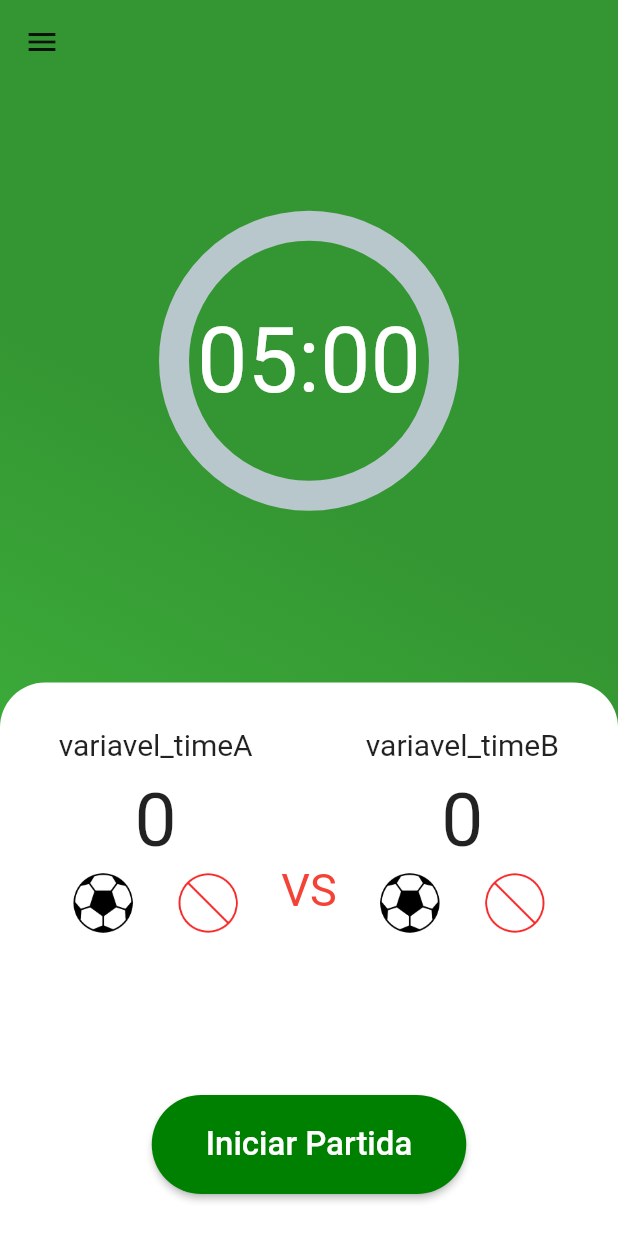
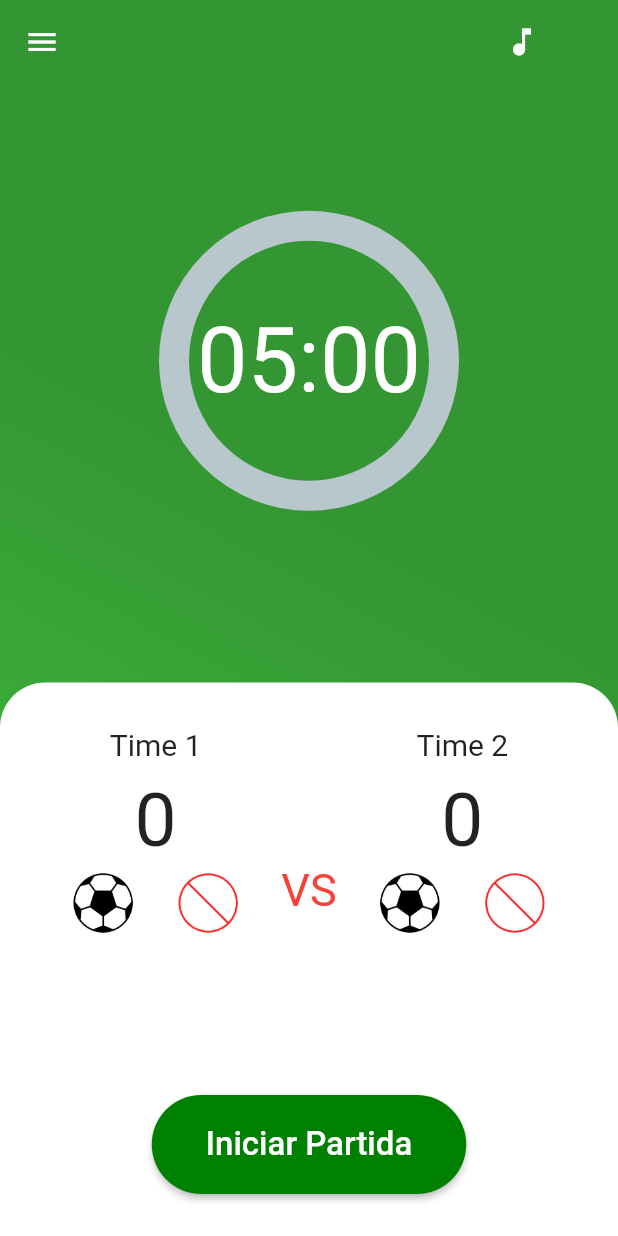
Before and after one commit to matheussouza89/RandomFut, a Flutter app: the CountDownTimer screen opened directly, on a phone screen of 412 x 824 dp. Run offline on Flutter 3.47's test engine with Material 2 defaults, Android fonts, the phone set to English and light mode, and no system bars; drawn by our look-alikes of percent_indicator; our stand-ins replace flutter_speed_dial, smooth_star_rating.

Commit message:
Adição de Drawer, icone de som e Atualização do Flutter

```diff
--- a/lib/pages/timer.page.dart
+++ b/lib/pages/timer.page.dart
@@ -11,6 +11,10 @@ class CountDownTimer extends StatefulWidget {
 }
 
 class _CountDownTimerState extends State<CountDownTimer> {
+  var icone = Icon(Icons.music_note);
+  var nomeTimeE = "Time 1";
+  var nomeTimeD = "Time 2";
+  var somAtivo = true;
   NumberFormat formatter = NumberFormat("00.##");
   int placarA = 0;
   int placarB = 0;
@@ -73,12 +77,81 @@ class _CountDownTimerState extends State<CountDownTimer> {
     }
   }
 
+  void _configSound() {
+    setState(() {
+      if (somAtivo == true) {
+        icone = Icon(Icons.music_off);
+        somAtivo = false;
+      } else {
+        icone = Icon(Icons.music_note);
+        somAtivo = true;
+      }
+    });
+  }
+
   @override
   Widget build(BuildContext context) {
     return SafeArea(
       child: Scaffold(
+        drawer: Drawer(
+          child: ListView(
+            children: [
+              DrawerHeader(
+                child: Image.asset('./assets/images/logo-Recuperado.png'),
+                decoration: BoxDecoration(color: Color(0xFF349632)),
+              ),
+              ListTile(
+                title: Text("Mudar nome do time: ($nomeTimeE)"),
+                subtitle: TextField(
+                  onChanged: (value) {
+                    setState(() {
+                      nomeTimeE = value;
+                    });
+                  },
+                ),
+              ),
+              ListTile(
+                title: Text("Mudar nome do time: ($nomeTimeD)"),
+                subtitle: TextField(
+                  onChanged: (value) {
+                   setState(() {
+                      nomeTimeD = value;
+                    });
+                  },
+                ),
+              ),
+              ListTile(
+                title: Text("Mudar nome do time 3"),
+                subtitle: TextField(
+                  onChanged: (value) {},
+                ),
+              ),
+              ListTile(
+                title: Text("Mudar nome do time 4"),
+                subtitle: TextField(
+                  onChanged: (value) {},
+                ),
+              ),
+              Divider(),
+              ListTile(
+                title: Text("Time Ganhador VS Time C"),
+                subtitle: Text("Proximo Jogo"),
+              )
+            ],
+          ),
+        ),
         appBar: AppBar(
-          leading: FlatButton(onPressed: () {}, child: Icon(Icons.menu)),
+          actions: [
+            Container(
+              padding: EdgeInsets.only(right: 40),
+              child: IconButton(
+                icon: icone,
+                onPressed: () {
+                  _configSound();
+                },
+              ),
+            ),
+          ],
           backgroundColor: Color(0xFF349632),
           elevation: 0,
         ),
@@ -135,7 +208,7 @@ class _CountDownTimerState extends State<CountDownTimer> {
                                   child: Column(
                                     children: <Widget>[
                                       Text(
-                                        "variavel_timeA",
+                                        "$nomeTimeE",
                                         style: TextStyle(
                                           fontSize: 20.0,
                                         ),
@@ -206,7 +279,7 @@ class _CountDownTimerState extends State<CountDownTimer> {
                                   child: Column(
                                     children: <Widget>[
                                       Text(
-                                        "variavel_timeB",
+                                        "$nomeTimeD",
                                         style: TextStyle(
                                           fontSize: 20.0,
                                         ),
```
Also changed, not shown: pubspec.lock.
